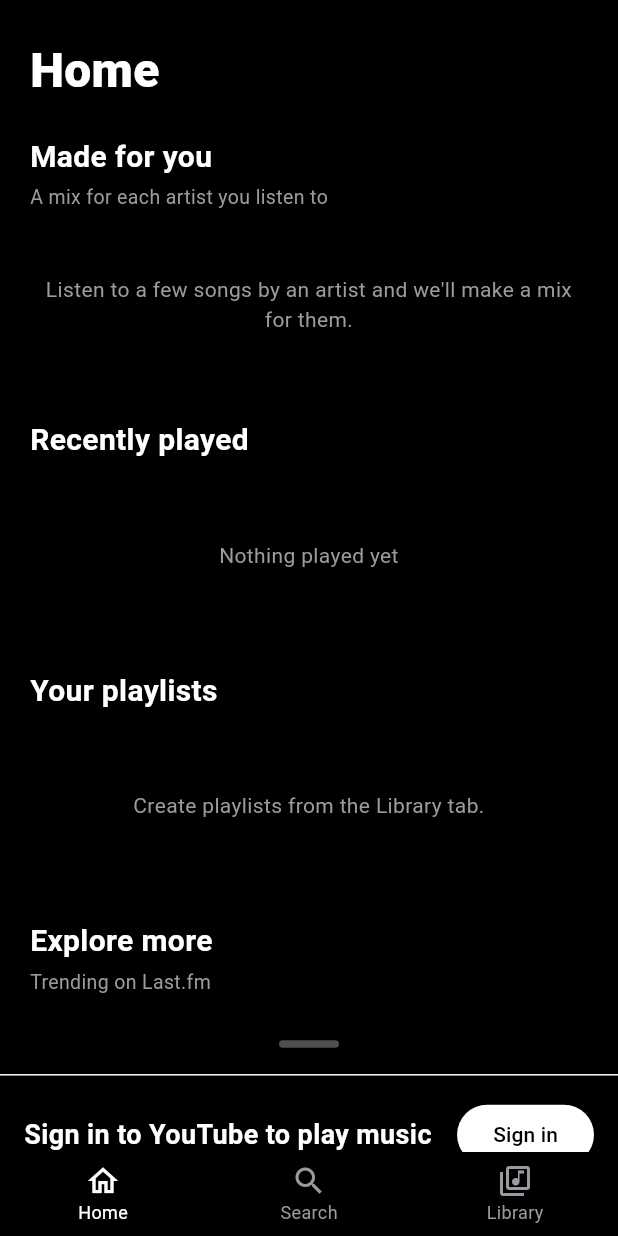
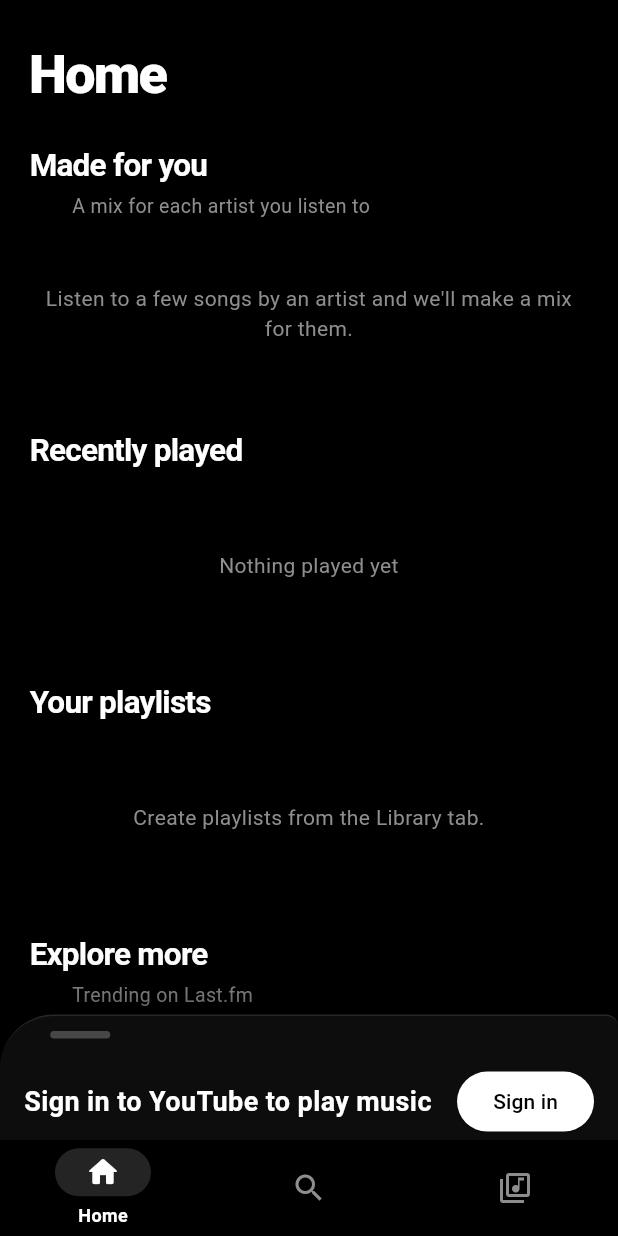
Before and after one commit to xmokecursed/xtify, a Flutter app: the screen it shows after launch, on a phone screen of 412 x 824 dp. Run offline on Flutter 3.47's test engine with Material 3 defaults, Android fonts, the phone set to English and light mode, and no system bars; our stand-ins replace audio_service, audio_video_progress_bar, bloc, cached_network_image, connectivity_plus, equatable and 6 more; missing offline and left inert: extractor, flutter_inappwebview, flutter_taglib; network calls fail.

Commit message:
UX Update

```diff
--- a/lib/main.dart
+++ b/lib/main.dart
@@ -1,6 +1,7 @@
 import 'dart:async';
 
 import 'package:flutter/material.dart';
+import 'package:flutter/services.dart';
 import 'package:audio_service/audio_service.dart';
 import 'package:xtify_app/screens/home_screen.dart';
 import 'package:xtify_app/screens/search_screen.dart';
@@ -107,29 +108,49 @@
           // Main content
           SafeArea(
             bottom: false,
-            child: IndexedStack(
-              index: _selectedIndex,
-              children: _widgetOptions,
+            // all tabs stay alive (scroll position kept); the active one fades in
+            child: Stack(
+              children: [
+                for (var i = 0; i < _widgetOptions.length; i++)
+                  IgnorePointer(
+                    ignoring: i != _selectedIndex,
+                    child: TickerMode(
+                      enabled: i == _selectedIndex,
+                      child: AnimatedOpacity(
+                        opacity: i == _selectedIndex ? 1 : 0,
+                        duration: const Duration(milliseconds: 220),
+                        curve: Curves.easeOut,
+                        child: _widgetOptions[i],
+                      ),
+                    ),
+                  ),
+              ],
             ),
           ),
           // Player sheet at the bottom
           PlayerSheet(),
         ],
       ),
-      bottomNavigationBar: BottomNavigationBar(
-        currentIndex: _selectedIndex,
-        onTap: _onItemTapped,
-        items: const [
-          BottomNavigationBarItem(
+      bottomNavigationBar: NavigationBar(
+        selectedIndex: _selectedIndex,
+        onDestinationSelected: (i) {
+          HapticFeedback.selectionClick();
+          _onItemTapped(i);
+        },
+        destinations: const [
+          NavigationDestination(
             icon: Icon(Icons.home_outlined),
+            selectedIcon: Icon(Icons.home_rounded),
             label: 'Home',
           ),
-          BottomNavigationBarItem(
+          NavigationDestination(
             icon: Icon(Icons.search_outlined),
+            selectedIcon: Icon(Icons.search_rounded),
             label: 'Search',
           ),
-          BottomNavigationBarItem(
+          NavigationDestination(
             icon: Icon(Icons.library_music_outlined),
+            selectedIcon: Icon(Icons.library_music_rounded),
             label: 'Library',
           ),
         ],
--- a/lib/theme/app_theme.dart
+++ b/lib/theme/app_theme.dart
@@ -2,11 +2,22 @@
 
 class AppColors {
   static const Color black = Color(0xFF000000);
-  static const Color surface = Color(0xFF121212);
-  static const Color card = Color(0xFF1C1C1E);
-  static const Color border = Color(0xFF2C2C2E);
-  static const Color textSecondary = Color(0xFF9A9AA0);
+  static const Color surface = Color(0xFF0D0D0D);
+  static const Color card = Color(0xFF171717);
+  static const Color border = Color(0xFF282828);
+  static const Color textSecondary = Color(0xFF8E8E8E);
+
+  /// Black and white only: "accent" is just white.
+  static const Color accent = Colors.white;
 }
+
+/// Uneven corners: big top-left and bottom-right, nearly square on the others.
+BorderRadius asymRadius(double r) => BorderRadius.only(
+      topLeft: Radius.circular(r * 2.2),
+      topRight: Radius.circular(r * 0.35),
+      bottomRight: Radius.circular(r * 2.2),
+      bottomLeft: Radius.circular(r * 0.35),
+    );
 
 class AppSpacing {
   /// Left and right padding on every screen.
@@ -39,6 +50,30 @@
     canvasColor: AppColors.surface,
     iconTheme: const IconThemeData(color: Colors.white),
     dividerColor: AppColors.border,
+    highlightColor: Colors.transparent,
+    pageTransitionsTheme: const PageTransitionsTheme(builders: {
+      TargetPlatform.android: ZoomPageTransitionsBuilder(),
+      TargetPlatform.iOS: CupertinoPageTransitionsBuilder(),
+    }),
+    navigationBarTheme: NavigationBarThemeData(
+      backgroundColor: AppColors.black,
+      surfaceTintColor: Colors.transparent,
+      indicatorColor: Colors.white.withValues(alpha: 0.14),
+      labelBehavior: NavigationDestinationLabelBehavior.onlyShowSelected,
+      height: 64,
+      iconTheme: WidgetStateProperty.resolveWith((s) => IconThemeData(
+            color: s.contains(WidgetState.selected)
+                ? AppColors.accent
+                : AppColors.textSecondary,
+          )),
+      labelTextStyle: WidgetStateProperty.resolveWith((s) => TextStyle(
+            fontSize: 12,
+            fontWeight: FontWeight.w600,
+            color: s.contains(WidgetState.selected)
+                ? Colors.white
+                : AppColors.textSecondary,
+          )),
+    ),
     appBarTheme: const AppBarTheme(
       backgroundColor: AppColors.black,
       surfaceTintColor: Colors.transparent,
@@ -52,15 +87,6 @@
         fontWeight: FontWeight.w700,
       ),
     ),
-    bottomNavigationBarTheme: const BottomNavigationBarThemeData(
-      backgroundColor: AppColors.black,
-      selectedItemColor: Colors.white,
-      unselectedItemColor: AppColors.textSecondary,
-      type: BottomNavigationBarType.fixed,
-      elevation: 0,
-      selectedLabelStyle: TextStyle(fontSize: 12),
-      unselectedLabelStyle: TextStyle(fontSize: 12),
-    ),
     textTheme: const TextTheme(
       bodyLarge: TextStyle(color: Colors.white),
       bodyMedium: TextStyle(color: AppColors.textSecondary),
@@ -68,6 +94,7 @@
         color: Colors.white,
         fontSize: 20,
         fontWeight: FontWeight.bold,
+        letterSpacing: -0.4,
       ),
       titleMedium: TextStyle(
         color: Colors.white,
@@ -80,7 +107,7 @@
         backgroundColor: Colors.white,
         foregroundColor: Colors.black,
         padding: const EdgeInsets.symmetric(horizontal: 22, vertical: 12),
-        shape: RoundedRectangleBorder(borderRadius: BorderRadius.circular(24)),
+        shape: RoundedRectangleBorder(borderRadius: asymRadius(11)),
       ),
     ),
     outlinedButtonTheme: OutlinedButtonThemeData(
@@ -88,7 +115,7 @@
         foregroundColor: Colors.white,
         side: const BorderSide(color: AppColors.border),
         padding: const EdgeInsets.symmetric(horizontal: 22, vertical: 12),
-        shape: RoundedRectangleBorder(borderRadius: BorderRadius.circular(24)),
+        shape: RoundedRectangleBorder(borderRadius: asymRadius(11)),
       ),
     ),
     textButtonTheme: TextButtonThemeData(
@@ -98,7 +125,10 @@
       backgroundColor: AppColors.surface,
       surfaceTintColor: Colors.transparent,
       shape: RoundedRectangleBorder(
-        borderRadius: BorderRadius.vertical(top: Radius.circular(20)),
+        borderRadius: BorderRadius.only(
+          topLeft: Radius.circular(36),
+          topRight: Radius.circular(8),
+        ),
       ),
     ),
     snackBarTheme: SnackBarThemeData(
@@ -112,7 +142,7 @@
       color: AppColors.card,
       surfaceTintColor: Colors.transparent,
     ),
-    progressIndicatorTheme: const ProgressIndicatorThemeData(color: Colors.white),
+    progressIndicatorTheme: const ProgressIndicatorThemeData(color: AppColors.accent),
     listTileTheme: const ListTileThemeData(
       iconColor: Colors.white,
       textColor: Colors.white,
--- a/lib/widgets/layout.dart
+++ b/lib/widgets/layout.dart
@@ -18,14 +18,15 @@
           Text(
             title,
             style: const TextStyle(
-              fontSize: 32,
+              fontSize: 36,
               fontWeight: FontWeight.w800,
+              letterSpacing: -1.2,
               color: Colors.white,
             ),
           ),
           if (subtitle != null)
             Padding(
-              padding: const EdgeInsets.only(top: 6),
+              padding: const EdgeInsets.only(top: 6, left: 40),
               child: Text(
                 subtitle!,
                 style: const TextStyle(fontSize: 15, color: AppColors.textSecondary),
@@ -59,14 +60,16 @@
                 Text(
                   title,
                   style: const TextStyle(
-                    fontSize: 20,
+                    fontSize: 21,
                     fontWeight: FontWeight.w700,
+                    letterSpacing: -0.5,
                     color: Colors.white,
                   ),
                 ),
                 if (subtitle != null)
                   Padding(
-                    padding: const EdgeInsets.only(top: 3),
+                    // hanging indent: the subtitle sits further in than the title
+                    padding: const EdgeInsets.only(top: 3, left: 28),
                     child: Text(
                       subtitle!,
                       style: const TextStyle(fontSize: 13, color: AppColors.textSecondary),
@@ -120,6 +123,8 @@
   final int itemCount;
   final IndexedWidgetBuilder itemBuilder;
 
+  static const double _drop = 22;
+
   const HList({
     super.key,
     required this.height,
@@ -130,13 +135,18 @@
   @override
   Widget build(BuildContext context) {
     return SizedBox(
-      height: height,
+      height: height + _drop,
       child: ListView.separated(
         scrollDirection: Axis.horizontal,
-        padding: const EdgeInsets.symmetric(horizontal: AppSpacing.screen),
+        // more room on the left than the right
+        padding: const EdgeInsets.only(left: AppSpacing.screen + 8, right: 8),
         itemCount: itemCount,
         separatorBuilder: (_, _) => const SizedBox(width: AppSpacing.gap),
-        itemBuilder: itemBuilder,
+        // every second tile sits lower, so the row zigzags
+        itemBuilder: (context, i) => Padding(
+          padding: EdgeInsets.only(top: i.isOdd ? _drop : 0),
+          child: itemBuilder(context, i),
+        ),
       ),
     );
   }
```
Also changed, not shown: lib/widgets/favourite_button.dart (+13 -1 lines), lib/widgets/media_tile.dart (+12 -3 lines), lib/widgets/player_sheet.dart (+119 -83 lines), lib/widgets/pressable.dart (added, +46 -0 lines), 1 other file.
